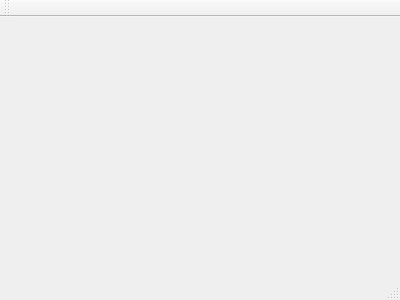
janvmusic/qtplusplus4, file qPad/mainwindow.ui: the form before one commit.
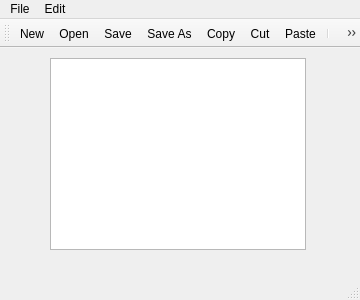
The form after the commit. Icons and pictures are not drawn.

Diff of the .ui file:
```diff
--- a/qPad/mainwindow.ui
+++ b/qPad/mainwindow.ui
@@ -1,24 +1,167 @@
 <ui version="4.0">
  <class>MainWindow</class>
- <widget class="QMainWindow" name="MainWindow" >
-  <property name="geometry" >
+ <widget class="QMainWindow" name="MainWindow">
+  <property name="geometry">
    <rect>
     <x>0</x>
     <y>0</y>
-    <width>400</width>
+    <width>360</width>
     <height>300</height>
    </rect>
   </property>
   <property name="windowTitle" >
    <string>MainWindow</string>
   </property>
-  <widget class="QMenuBar" name="menuBar" />
-  <widget class="QToolBar" name="mainToolBar" />
-  <widget class="QWidget" name="centralWidget" />
-  <widget class="QStatusBar" name="statusBar" />
+  <widget class="QWidget" name="centralWidget">
+   <widget class="QTextEdit" name="textEdit">
+    <property name="geometry">
+     <rect>
+      <x>50</x>
+      <y>10</y>
+      <width>256</width>
+      <height>192</height>
+     </rect>
+    </property>
+   </widget>
+  </widget>
+  <widget class="QMenuBar" name="menuBar">
+   <property name="geometry">
+    <rect>
+     <x>0</x>
+     <y>0</y>
+     <width>360</width>
+     <height>25</height>
+    </rect>
+   </property>
+   <widget class="QMenu" name="menuFile">
+    <property name="title">
+     <string>File</string>
+    </property>
+    <addaction name="actionNew"/>
+    <addaction name="actionOpen"/>
+    <addaction name="separator"/>
+    <addaction name="actionSave"/>
+    <addaction name="actionSave_As"/>
+   </widget>
+   <widget class="QMenu" name="menuEdit">
+    <property name="title">
+     <string>Edit</string>
+    </property>
+    <addaction name="actionCopy"/>
+    <addaction name="actionCut"/>
+    <addaction name="actionPaste"/>
+    <addaction name="separator"/>
+    <addaction name="actionUndo"/>
+    <addaction name="actionRedo"/>
+   </widget>
+   <addaction name="menuFile"/>
+   <addaction name="menuEdit"/>
+  </widget>
+  <widget class="QToolBar" name="mainToolBar">
+   <attribute name="toolBarArea">
+    <enum>TopToolBarArea</enum>
+   </attribute>
+   <attribute name="toolBarBreak">
+    <bool>false</bool>
+   </attribute>
+   <addaction name="actionNew"/>
+   <addaction name="actionOpen"/>
+   <addaction name="actionSave"/>
+   <addaction name="actionSave_As"/>
+   <addaction name="actionCopy"/>
+   <addaction name="actionCut"/>
+   <addaction name="actionPaste"/>
+   <addaction name="separator"/>
+   <addaction name="actionUndo"/>
+   <addaction name="actionRedo"/>
+  </widget>
+  <widget class="QStatusBar" name="statusBar"/>
+  <action name="actionNew">
+   <property name="icon">
+    <iconset resource="AppResources.qrc">
+     <normaloff>:/images/resources/new.png</normaloff>
+     <normalon>:/images/resources/new.png</normalon>:/images/resources/new.png</iconset>
+   </property>
+   <property name="text">
+    <string>New</string>
+   </property>
+  </action>
+  <action name="actionOpen">
+   <property name="icon">
+    <iconset resource="AppResources.qrc">
+     <normaloff>:/images/resources/open.png</normaloff>:/images/resources/open.png</iconset>
+   </property>
+   <property name="text">
+    <string>Open</string>
+   </property>
+  </action>
+  <action name="actionSave">
+   <property name="icon">
+    <iconset resource="AppResources.qrc">
+     <normaloff>:/images/resources/save.png</normaloff>:/images/resources/save.png</iconset>
+   </property>
+   <property name="text">
+    <string>Save</string>
+   </property>
+  </action>
+  <action name="actionSave_As">
+   <property name="icon">
+    <iconset resource="AppResources.qrc">
+     <normaloff>:/images/resources/saveas.png</normaloff>:/images/resources/saveas.png</iconset>
+   </property>
+   <property name="text">
+    <string>Save As</string>
+   </property>
+  </action>
+  <action name="actionCopy">
+   <property name="icon">
+    <iconset resource="AppResources.qrc">
+     <normaloff>:/images/resources/copy.png</normaloff>:/images/resources/copy.png</iconset>
+   </property>
+   <property name="text">
+    <string>Copy</string>
+   </property>
+  </action>
+  <action name="actionCut">
+   <property name="icon">
+    <iconset resource="AppResources.qrc">
+     <normaloff>:/images/resources/cut.png</normaloff>:/images/resources/cut.png</iconset>
+   </property>
+   <property name="text">
+    <string>Cut</string>
+   </property>
+  </action>
+  <action name="actionUndo">
+   <property name="icon">
+    <iconset resource="AppResources.qrc">
+     <normaloff>:/images/resources/undo.png</normaloff>:/images/resources/undo.png</iconset>
+   </property>
+   <property name="text">
+    <string>Undo</string>
+   </property>
+  </action>
+  <action name="actionRedo">
+   <property name="icon">
+    <iconset resource="AppResources.qrc">
+     <normaloff>:/images/resources/redo.png</normaloff>:/images/resources/redo.png</iconset>
+   </property>
+   <property name="text">
+    <string>Redo</string>
+   </property>
+  </action>
+  <action name="actionPaste">
+   <property name="icon">
+    <iconset resource="AppResources.qrc">
+     <normaloff>:/images/resources/paste.png</normaloff>:/images/resources/paste.png</iconset>
+   </property>
+   <property name="text">
+    <string>Paste</string>
+   </property>
+  </action>
  </widget>
- <layoutDefault spacing="6" margin="11" />
- <pixmapfunction></pixmapfunction>
- <resources/>
+ <layoutdefault spacing="6" margin="11"/>
+ <resources>
+  <include location="AppResources.qrc"/>
+ </resources>
  <connections/>
 </ui>
```
Left out of the diff: 3 changed lines with no effect on the pictures.
